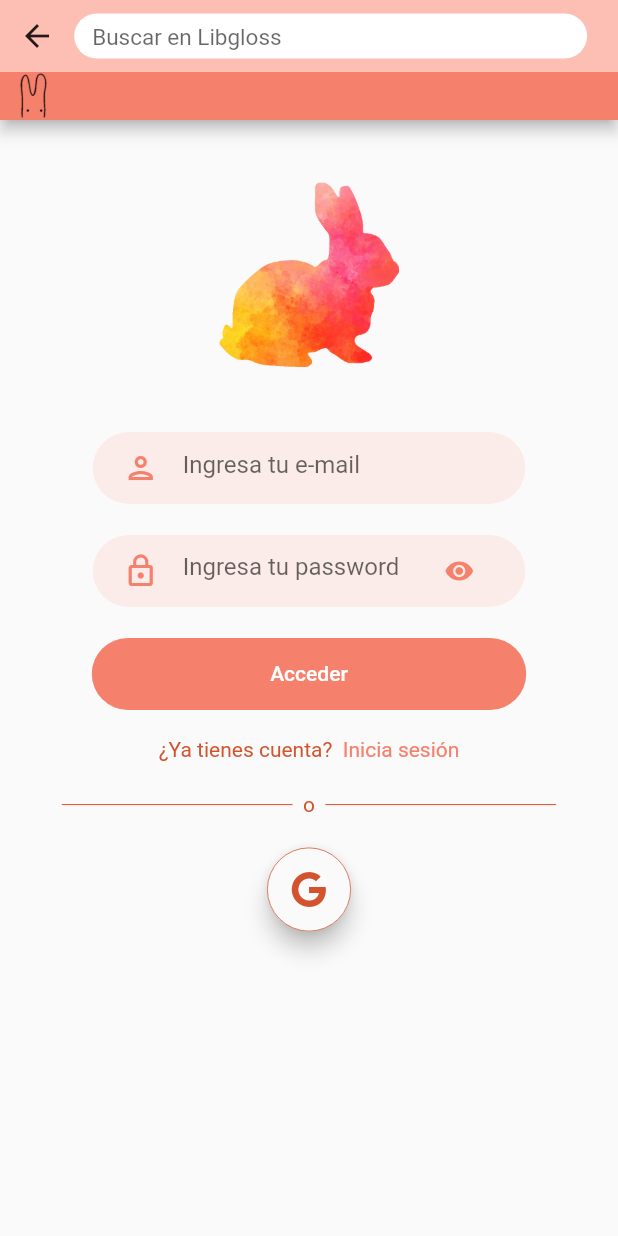
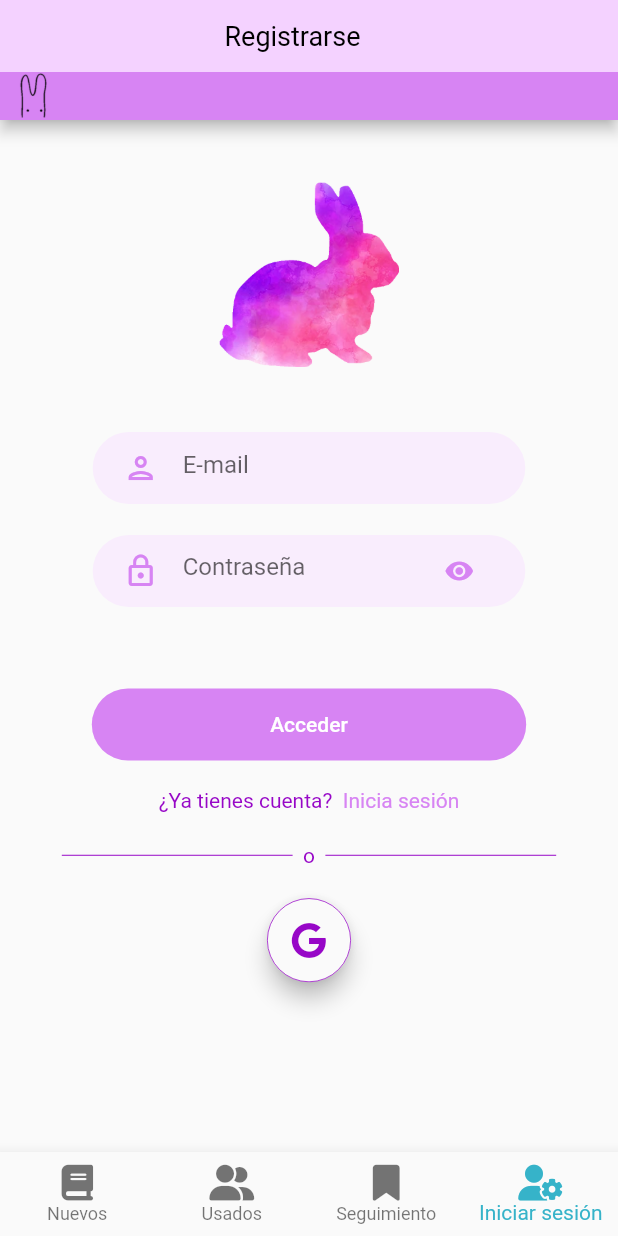
Before and after one commit to rodrigo-zamora/Libgloss, a Flutter app: the screen it shows after launch, item 4 of the bottom bar chosen, after a tap on "Regístrate", on a phone screen of 412 x 824 dp. Run offline on Flutter 3.47's test engine with Material 2 defaults, Android fonts, the phone set to English and light mode, and no system bars; our stand-ins replace animated_text_kit, bloc, cached_network_image, cloud_firestore, equatable, firebase_auth and 11 more; missing offline and left inert: mobile_scanner; accounts and stored records are empty; network calls fail; project files that could hold a hidden picture were left out.

Commit message:
Updated login page

```diff
--- a/libgloss/lib/config/colors.dart
+++ b/libgloss/lib/config/colors.dart
@@ -59,7 +59,7 @@ class ColorSelector {
       case LibglossRoutes.BOOK_TRACKER:
         return SECONDARY_PURPLE;
       case "UserOptions":
-      case "Account":
+      case "LogInForm":
       case LibglossRoutes.OPTIONS:
         return SECONDARY_ORANGE;
       default:
--- a/libgloss/lib/config/routes.dart
+++ b/libgloss/lib/config/routes.dart
@@ -13,9 +13,7 @@ import '../screens/used_books/used_book_details.dart';
 import '../screens/used_books/used_book_search.dart';
 import '../screens/used_books/used_book_seller.dart';
 import '../screens/user/user_options.dart';
-import '../screens/log_in/account.dart';
 import '../screens/log_in/login.dart';
-import '../screens/log_in/sign_up.dart';
 import '../screens/features/web_view.dart';
 import '../widgets/animations/splash.dart';
 
@@ -71,8 +69,6 @@ class LibglossRoutes {
     USED_BOOK_SCANNER: (context) => UploadBookScanner(),
     // Log In
     LOGIN: (context) => LogInForm(),
-    SIGN_UP: (context) => SignUp(),
-    ACCOUNT: (context) => Account(),
     // Extras
     SPLASH: (context) => SplashScreen(),
     WEB_VIEW: (context) => WebViewPage(),
--- a/libgloss/lib/screens/features/scanner.dart
+++ b/libgloss/lib/screens/features/scanner.dart
@@ -28,6 +28,7 @@ class Scanner extends StatelessWidget {
             showMenuButton: false,
             showCameraButton: false,
             showSearchField: false,
+            title: 'Escanea un libro',
           ),
         ),
         body: _buildScanner(context));
--- a/libgloss/lib/screens/features/upload_book_scanner..dart
+++ b/libgloss/lib/screens/features/upload_book_scanner..dart
@@ -30,6 +30,7 @@ class UploadBookScanner extends StatelessWidget {
           showMenuButton: false,
           showCameraButton: false,
           showSearchField: false,
+          title: 'Escanea un libro',
         ),
       ),
       body: _getBookDetails(context),
@@ -82,11 +83,10 @@ class UploadBookScanner extends StatelessWidget {
             imageHolder = Image.asset(
               'assets/images/special/not_found.png',
             );
-          }
-          else {
+          } else {
             imageHolder = OnlineImage(
               imageUrl: books[0]["thumbnail"] ??
-                "https://upload.wikimedia.org/wikipedia/commons/thumb/8/86/A_dictionary_of_the_Book_of_Mormon.pdf/page170-739px-A_dictionary_of_the_Book_of_Mormon.pdf.jpg",
+                  "https://upload.wikimedia.org/wikipedia/commons/thumb/8/86/A_dictionary_of_the_Book_of_Mormon.pdf/page170-739px-A_dictionary_of_the_Book_of_Mormon.pdf.jpg",
               height: MediaQuery.of(context).size.height / 4,
             );
           }
--- a/libgloss/lib/screens/log_in/account.dart
+++ /dev/null
@@ -1,86 +0,0 @@
-import 'package:flutter/material.dart';
-
-import '../../config/colors.dart';
-import '../../config/routes.dart';
-import '../../widgets/shared/search_appbar.dart';
-import '../parts/bunny_silhouette.dart';
-import '../parts/button_log.dart';
-
-class Account extends StatefulWidget {
-  Account({super.key});
-
-  @override
-  State<Account> createState() => _AccountState();
-}
-
-class _AccountState extends State<Account> {
-  final Color _primaryColor = ColorSelector.getPrimary(LibglossRoutes.OPTIONS);
-  final Color _secondaryColor =
-      ColorSelector.getSecondary(LibglossRoutes.OPTIONS);
-  final Color _tertiaryColor =
-      ColorSelector.getTertiary(LibglossRoutes.OPTIONS);
-  final Color _quaternaryColor =
-      ColorSelector.getQuaternary(LibglossRoutes.OPTIONS);
-  final Color _iconColors = ColorSelector.getGrey();
-  final AssetImage _logo = ColorSelector.getBackground(LibglossRoutes.OPTIONS);
-
-  @override
-  Widget build(BuildContext context) {
-    return Scaffold(
-      resizeToAvoidBottomInset: false,
-      appBar: PreferredSize(
-        preferredSize: Size.fromHeight(80),
-        child: SearchAppBar(
-          primaryColor: _primaryColor,
-          secondaryColor: _secondaryColor,
-          showMenuButton: true,
-          showCameraButton: false,
-          showSearchField: true,
-        ),
-      ),
-      body: _inside(),
-    );
-  }
-
-  Container _inside() {
-    return Container(
-      width: MediaQuery.of(context).size.width,
-      child: Column(
-        crossAxisAlignment: CrossAxisAlignment.center,
-        children: [
-          SizedBox(
-            height: MediaQuery.of(context).size.height * 0.05,
-          ),
-          BunnySilhouette(context: context, logo: _logo),
-          SizedBox(
-            height: MediaQuery.of(context).size.height * 0.04,
-          ),
-          ButtonLog(
-              context: context,
-              background: _secondaryColor,
-              splash: _primaryColor,
-              text_color: _quaternaryColor,
-              text: "Iniciar sesión",
-              onPressed: () {
-                Navigator.pushNamed(
-                  context,
-                  LibglossRoutes.LOGIN,
-                );
-              }),
-          ButtonLog(
-              context: context,
-              background: _primaryColor,
-              splash: _secondaryColor,
-              text_color: _tertiaryColor,
-              text: "Regístrate",
-              onPressed: () {
-                Navigator.pushNamed(
-                  context,
-                  LibglossRoutes.SIGN_UP,
-                );
-              }),
-        ],
-      ),
-    );
-  }
-}
--- a/libgloss/lib/screens/log_in/login.dart
+++ b/libgloss/lib/screens/log_in/login.dart
@@ -21,20 +21,26 @@ class LogInForm extends StatefulWidget {
 }
 
 class _LogInFormState extends State<LogInForm> {
-  final Color _primaryColor =
-      ColorSelector.getPrimary(LibglossRoutes.OPTIONS);
-  final Color _secondaryColor =
-      ColorSelector.getSecondary(LibglossRoutes.OPTIONS);
-  final Color _tertiaryColor =
-      ColorSelector.getTertiary(LibglossRoutes.OPTIONS);
-  final Color _quaternaryColor =
-      ColorSelector.getQuaternary(LibglossRoutes.OPTIONS);
-  final Color _iconColors = ColorSelector.getGrey();
-  final AssetImage _logo =
-      ColorSelector.getBackground(LibglossRoutes.OPTIONS);
+  bool _current = true;
 
   @override
   Widget build(BuildContext context) {
+    Color _primaryColor = _current
+        ? ColorSelector.getPrimary(LibglossRoutes.OPTIONS)
+        : ColorSelector.getPrimary(LibglossRoutes.BOOK_TRACKER);
+    Color _secondaryColor = _current
+        ? ColorSelector.getSecondary(LibglossRoutes.OPTIONS)
+        : ColorSelector.getSecondary(LibglossRoutes.BOOK_TRACKER);
+    Color _tertiaryColor = _current
+        ? ColorSelector.getTertiary(LibglossRoutes.OPTIONS)
+        : ColorSelector.getTertiary(LibglossRoutes.BOOK_TRACKER);
+    Color _quaternaryColor = _current
+        ? ColorSelector.getQuaternary(LibglossRoutes.OPTIONS)
+        : ColorSelector.getQuaternary(LibglossRoutes.BOOK_TRACKER);
+    AssetImage _logo = _current
+        ? ColorSelector.getBackground(LibglossRoutes.OPTIONS)
+        : ColorSelector.getBackground(LibglossRoutes.BOOK_TRACKER);
+
     return Scaffold(
       resizeToAvoidBottomInset: false,
       appBar: PreferredSize(
@@ -44,14 +50,30 @@ class _LogInFormState extends State<LogInForm> {
           secondaryColor: _secondaryColor,
           showMenuButton: false,
           showCameraButton: false,
-          showSearchField: true,
+          showSearchField: false,
+          title: _current ? 'Iniciar sesión' : 'Registrarse',
         ),
       ),
-      body: _inside(),
+      body: _current
+          ? _login(
+              _primaryColor,
+              _secondaryColor,
+              _tertiaryColor,
+              _quaternaryColor,
+              _logo,
+            )
+          : _register(
+              _primaryColor,
+              _secondaryColor,
+              _tertiaryColor,
+              _quaternaryColor,
+              _logo,
+            ),
     );
   }
 
-  Container _inside() {
+  Widget _login(Color _primaryColor, Color _secondaryColor,
+      Color _tertiaryColor, Color _quaternaryColor, AssetImage _logo) {
     return Container(
       width: MediaQuery.of(context).size.width,
       child: Column(
@@ -69,7 +91,7 @@ class _LogInFormState extends State<LogInForm> {
               tertiaryColor: _quaternaryColor,
               secondaryColor: _secondaryColor,
               icon: Icons.person_outlined,
-              text: "Ingresa tu e-mail",
+              text: "E-mail",
               onChanged: (value) {},
               tailIcon: null,
               obscure: false),
@@ -78,7 +100,7 @@ class _LogInFormState extends State<LogInForm> {
               tertiaryColor: _quaternaryColor,
               secondaryColor: _secondaryColor,
               icon: Icons.lock_outline,
-              text: "Ingresa tu password",
+              text: "Contraseña",
               onChanged: (value) {},
               tailIcon: Icons.visibility,
               obscure: true),
@@ -114,7 +136,82 @@ class _LogInFormState extends State<LogInForm> {
               text1: "¿No tienes cuenta?  ",
               text2: "Regístrate",
               route: () {
-                Navigator.pushNamed(context, LibglossRoutes.SIGN_UP);
+                setState(() {
+                  _current = !_current;
+                });
+              }),
+          OrLine(tertiaryColor: _tertiaryColor, context: context),
+          SocialLog(
+              logo: _tertiaryColor,
+              splash: _primaryColor,
+              action: () {
+                BlocProvider.of<AuthBloc>(context).add(
+                  GoogleAuthEvent(
+                    buildcontext: context,
+                  ),
+                );
+              }),
+        ],
+      ),
+    );
+  }
+
+  Widget _register(Color _primaryColor, Color _secondaryColor,
+      Color _tertiaryColor, Color _quaternaryColor, AssetImage _logo) {
+    return Container(
+      width: MediaQuery.of(context).size.width,
+      child: Column(
+        crossAxisAlignment: CrossAxisAlignment.center,
+        children: [
+          SizedBox(
+            height: MediaQuery.of(context).size.height * 0.05,
+          ),
+          BunnySilhouette(context: context, logo: _logo),
+          SizedBox(
+            height: MediaQuery.of(context).size.height * 0.04,
+          ),
+          LogText(
+              context: context,
+              tertiaryColor: _quaternaryColor,
+              secondaryColor: _secondaryColor,
+              icon: Icons.person_outlined,
+              text: "E-mail",
+              onChanged: (value) {},
+              tailIcon: null,
+              obscure: false),
+          LogText(
+              context: context,
+              tertiaryColor: _quaternaryColor,
+              secondaryColor: _secondaryColor,
+              icon: Icons.lock_outline,
+              text: "Contraseña",
+              onChanged: (value) {},
+              tailIcon: Icons.visibility,
+              obscure: true),
+          SizedBox(
+            height: MediaQuery.of(context).size.height * 0.041,
+          ),
+          ButtonLog(
+              context: context,
+              background: _secondaryColor,
+              splash: _primaryColor,
+              text_color: Colors.white,
+              text: "Acceder",
+              onPressed: () {
+                Navigator.pushNamed(context, LibglossRoutes.CURRENT_ROUTE);
+              }),
+          SizedBox(
+            height: MediaQuery.of(context).size.height * 0.01,
+          ),
+          HaveAccount(
+              tertiaryColor: _tertiaryColor,
+              secondaryColor: _secondaryColor,
+              text1: "¿Ya tienes cuenta?  ",
+              text2: "Inicia sesión",
+              route: () {
+                setState(() {
+                  _current = !_current;
+                });
               }),
           OrLine(tertiaryColor: _tertiaryColor, context: context),
           SocialLog(
--- a/libgloss/lib/screens/log_in/sign_up.dart
+++ /dev/null
@@ -1,118 +0,0 @@
-import 'package:flutter/material.dart';
-import 'package:flutter_bloc/flutter_bloc.dart';
-
-import '../../blocs/auth/bloc/auth_bloc.dart';
-import '../../config/colors.dart';
-import '../../config/routes.dart';
-import '../parts/have_account.dart';
-import '../parts/or_line.dart';
-import '../parts/social_log.dart';
-import '../../widgets/shared/search_appbar.dart';
-
-import '../parts/bunny_silhouette.dart';
-import '../parts/button_log.dart';
-import '../parts/log_text.dart';
-
-class SignUp extends StatefulWidget {
-  SignUp({super.key});
-
-  @override
-  State<SignUp> createState() => _SignUpState();
-}
-
-class _SignUpState extends State<SignUp> {
-  final Color _primaryColor = ColorSelector.getPrimary(LibglossRoutes.OPTIONS);
-  final Color _secondaryColor =
-      ColorSelector.getSecondary(LibglossRoutes.OPTIONS);
-  final Color _tertiaryColor =
-      ColorSelector.getTertiary(LibglossRoutes.OPTIONS);
-  final Color _quaternaryColor =
-      ColorSelector.getQuaternary(LibglossRoutes.OPTIONS);
-  final Color _iconColors = ColorSelector.getGrey();
-  final AssetImage _logo = ColorSelector.getBackground(LibglossRoutes.OPTIONS);
-
-  @override
-  Widget build(BuildContext context) {
-    return Scaffold(
-      resizeToAvoidBottomInset: false,
-      appBar: PreferredSize(
-        preferredSize: Size.fromHeight(80),
-        child: SearchAppBar(
-          primaryColor: _primaryColor,
-          secondaryColor: _secondaryColor,
-          showMenuButton: false,
-          showCameraButton: false,
-          showSearchField: true,
-        ),
-      ),
-      body: _inside(),
-    );
-  }
-
-  Container _inside() {
-    return Container(
-      width: MediaQuery.of(context).size.width,
-      child: Column(
-        crossAxisAlignment: CrossAxisAlignment.center,
-        children: [
-          SizedBox(
-            height: MediaQuery.of(context).size.height * 0.05,
-          ),
-          BunnySilhouette(context: context, logo: _logo),
-          SizedBox(
-            height: MediaQuery.of(context).size.height * 0.04,
-          ),
-          LogText(
-              context: context,
-              tertiaryColor: _quaternaryColor,
-              secondaryColor: _secondaryColor,
-              icon: Icons.person_outlined,
-              text: "Ingresa tu e-mail",
-              onChanged: (value) {},
-              tailIcon: null,
-              obscure: false),
-          LogText(
-              context: context,
-              tertiaryColor: _quaternaryColor,
-              secondaryColor: _secondaryColor,
-              icon: Icons.lock_outline,
-              text: "Ingresa tu password",
-              onChanged: (value) {},
-              tailIcon: Icons.visibility,
-              obscure: true),
-          ButtonLog(
-              context: context,
-              background: _secondaryColor,
-              splash: _primaryColor,
-              text_color: Colors.white,
-              text: "Acceder",
-              onPressed: () {
-                Navigator.pushNamed(context, LibglossRoutes.CURRENT_ROUTE);
-              }),
-          SizedBox(
-            height: MediaQuery.of(context).size.height * 0.01,
-          ),
-          HaveAccount(
-              tertiaryColor: _tertiaryColor,
-              secondaryColor: _secondaryColor,
-              text1: "¿Ya tienes cuenta?  ",
-              text2: "Inicia sesión",
-              route: () {
-                Navigator.pushNamed(context, LibglossRoutes.LOGIN);
-              }),
-          OrLine(tertiaryColor: _tertiaryColor, context: context),
-          SocialLog(
-              logo: _tertiaryColor,
-              splash: _primaryColor,
-              action: () {
-                BlocProvider.of<AuthBloc>(context).add(
-                  GoogleAuthEvent(
-                    buildcontext: context,
-                  ),
-                );
-              }),
-        ],
-      ),
-    );
-  }
-}
--- a/libgloss/lib/screens/main/home.dart
+++ b/libgloss/lib/screens/main/home.dart
@@ -29,7 +29,7 @@ class _HomeState extends State<Home> {
           LibglossRoutes.getRoute(LibglossRoutes.HOME_NEW),
           LibglossRoutes.getRoute(LibglossRoutes.HOME_USED),
           LibglossRoutes.getRoute(LibglossRoutes.BOOK_TRACKER),
-          LibglossRoutes.getRoute(LibglossRoutes.ACCOUNT),
+          LibglossRoutes.getRoute(LibglossRoutes.LOGIN),
         ];
 
   @override
--- a/libgloss/lib/widgets/shared/search_appbar.dart
+++ b/libgloss/lib/widgets/shared/search_appbar.dart
@@ -14,12 +14,14 @@ class SearchAppBar extends StatelessWidget {
     required bool showMenuButton,
     required bool showCameraButton,
     required bool showSearchField,
+    String? title,
   })  : _primaryColor = primaryColor,
         _secondaryColor = secondaryColor,
         _showMenuButton = showMenuButton,
         _showCameraButton = showCameraButton,
         _showSearchField = showSearchField,
         _textFieldController = TextEditingController(),
+        _title = title,
         super(key: key);
 
   final TextEditingController _textFieldController;
@@ -28,6 +30,7 @@ class SearchAppBar extends StatelessWidget {
   final bool _showMenuButton;
   final bool _showCameraButton;
   final bool _showSearchField;
+  final String? _title;
 
   @override
   Widget build(BuildContext context) {
@@ -62,21 +65,8 @@ class SearchAppBar extends StatelessWidget {
               ),
             if (!_showMenuButton)
               Container(
-                width: MediaQuery.of(context).size.width * 0.12,
-                child: IconButton(
-                  icon: Icon(Icons.arrow_back),
-                  onPressed: () {
-                    Navigator.pop(context);
-                    switch (LibglossRoutes.CURRENT_ROUTE) {
-                      case LibglossRoutes.SEARCH_NEW:
-                        LibglossRoutes.CURRENT_ROUTE = LibglossRoutes.HOME;
-                        break;
-                      case LibglossRoutes.SEARCH_USED:
-                        LibglossRoutes.CURRENT_ROUTE = LibglossRoutes.HOME_USED;
-                        break;
-                    }
-                  },
-                ),
+                height: 48,
+                child: _popIcon(context),
               ),
             Column(
               mainAxisAlignment: MainAxisAlignment.center,
@@ -118,11 +108,15 @@ class SearchAppBar extends StatelessWidget {
     if (!_showSearchField)
       return Container(
         alignment: Alignment.center,
-        child: Text(
-          'Escanea un código de barras',
-          style: TextStyle(
-            color: Colors.black,
-            fontSize: 20,
+        child: Padding(
+          padding: const EdgeInsets.only(left: 48.0),
+          child: Text(
+            _title!,
+            style: TextStyle(
+              color: Colors.black,
+              fontSize: 18,
+              fontWeight: FontWeight.w400,
+            ),
           ),
         ),
       );
@@ -191,4 +185,24 @@ class SearchAppBar extends StatelessWidget {
         ),
       );
   }
+
+  Widget? _popIcon(BuildContext context) {
+    if (_title != null) {
+      IconButton(
+        icon: Icon(Icons.arrow_back),
+        onPressed: () {
+          Navigator.pop(context);
+          switch (LibglossRoutes.CURRENT_ROUTE) {
+            case LibglossRoutes.SEARCH_NEW:
+              LibglossRoutes.CURRENT_ROUTE = LibglossRoutes.HOME;
+              break;
+            case LibglossRoutes.SEARCH_USED:
+              LibglossRoutes.CURRENT_ROUTE = LibglossRoutes.HOME_USED;
+              break;
+          }
+        },
+      );
+    }
+    return null;
+  }
 }
```
Also changed, not shown: libgloss/lib/screens/log_in/no_account.dart (deleted, +0 -111 lines), libgloss/pubspec.yaml (+3 -4 lines), libgloss/pubspec.lock.
